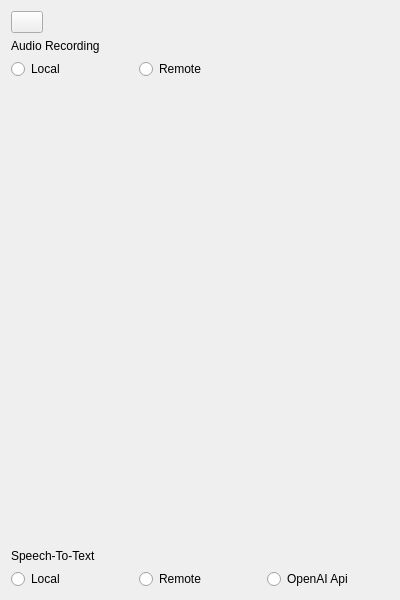
Before: the Qt Designer form src/gui/settingswidget.ui in eagely/voice-frontend, drawn with Qt 5.
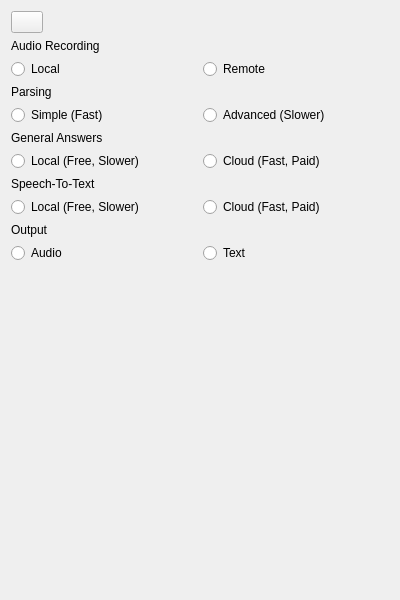
After: the same form once the commit is applied. Icons and pictures are not drawn.

Commit message: Add parsing, general answers and output config buttons

Diff of the .ui file:
```diff
--- a/src/gui/settingswidget.ui
+++ b/src/gui/settingswidget.ui
@@ -34,6 +34,34 @@
      </item>
      <item>
       <layout class="QGridLayout" name="gridLayout">
+       <item row="12" column="1">
+        <widget class="QRadioButton" name="speechToTextCloudButton">
+         <property name="text">
+          <string>Cloud (Fast, Paid)</string>
+         </property>
+        </widget>
+       </item>
+       <item row="4" column="1">
+        <widget class="QRadioButton" name="recorderRemoteButton">
+         <property name="text">
+          <string>Remote</string>
+         </property>
+        </widget>
+       </item>
+       <item row="6" column="0">
+        <widget class="QRadioButton" name="parsingSimpleButton">
+         <property name="text">
+          <string>Simple (Fast)</string>
+         </property>
+        </widget>
+       </item>
+       <item row="14" column="1">
+        <widget class="QRadioButton" name="outputTextButton">
+         <property name="text">
+          <string>Text</string>
+         </property>
+        </widget>
+       </item>
        <item row="3" column="0">
         <widget class="QLabel" name="label">
          <property name="text">
@@ -41,65 +69,93 @@
          </property>
         </widget>
        </item>
-       <item row="8" column="2">
-        <widget class="QRadioButton" name="transcriberRemoteWhisperButton">
+       <item row="5" column="0">
+        <widget class="QLabel" name="label_3">
          <property name="text">
-          <string>Remote</string>
+          <string>Parsing</string>
          </property>
         </widget>
        </item>
-       <item row="4" column="2">
-        <widget class="QRadioButton" name="recorderRemoteButton">
+       <item row="14" column="0">
+        <widget class="QRadioButton" name="outputAudioButton">
          <property name="text">
-          <string>Remote</string>
+          <string>Audio</string>
          </property>
         </widget>
        </item>
-       <item row="4" column="0">
-        <widget class="QRadioButton" name="recorderLocalButton">
-         <property name="text">
-          <string>Local</string>
-         </property>
-        </widget>
-       </item>
-       <item row="7" column="0">
+       <item row="11" column="0">
         <widget class="QLabel" name="label_2">
          <property name="text">
           <string>Speech-To-Text</string>
          </property>
         </widget>
        </item>
-       <item row="8" column="4">
-        <widget class="QRadioButton" name="trancriberOpenAIApiWhisperButton">
+       <item row="12" column="0">
+        <widget class="QRadioButton" name="speechToTextLocalButton">
          <property name="text">
-          <string>OpenAI Api</string>
+          <string>Local (Free, Slower)</string>
          </property>
         </widget>
        </item>
        <item row="8" column="0">
-        <widget class="QRadioButton" name="transcriberLocalWhisperButton">
+        <widget class="QRadioButton" name="generalAnswersLocalButton">
+         <property name="text">
+          <string>Local (Free, Slower)</string>
+         </property>
+        </widget>
+       </item>
+       <item row="8" column="1">
+        <widget class="QRadioButton" name="generalAnswersCloudButton">
+         <property name="text">
+          <string>Cloud (Fast, Paid)</string>
+         </property>
+        </widget>
+       </item>
+       <item row="13" column="0">
+        <widget class="QLabel" name="label_4">
+         <property name="text">
+          <string>Output</string>
+         </property>
+        </widget>
+       </item>
+       <item row="4" column="0">
+        <widget class="QRadioButton" name="recorderLocalButton">
          <property name="text">
           <string>Local</string>
          </property>
         </widget>
        </item>
-       <item row="5" column="2">
-        <spacer name="verticalSpacer">
-         <property name="orientation">
-          <enum>Qt::Orientation::Vertical</enum>
+       <item row="6" column="1">
+        <widget class="QRadioButton" name="parsingAdvancedButton">
+         <property name="text">
+          <string>Advanced (Slower)</string>
          </property>
-         <property name="sizeHint" stdset="0">
-          <size>
-           <width>20</width>
-           <height>40</height>
-          </size>
+        </widget>
+       </item>
+       <item row="7" column="0">
+        <widget class="QLabel" name="label_5">
+         <property name="text">
+          <string>General Answers</string>
          </property>
-        </spacer>
+        </widget>
        </item>
       </layout>
      </item>
     </layout>
    </item>
+   <item>
+    <spacer name="verticalSpacer">
+     <property name="orientation">
+      <enum>Qt::Orientation::Vertical</enum>
+     </property>
+     <property name="sizeHint" stdset="0">
+      <size>
+       <width>20</width>
+       <height>40</height>
+      </size>
+     </property>
+    </spacer>
+   </item>
   </layout>
  </widget>
  <resources/>
```
The commit also changes 2 other files.
